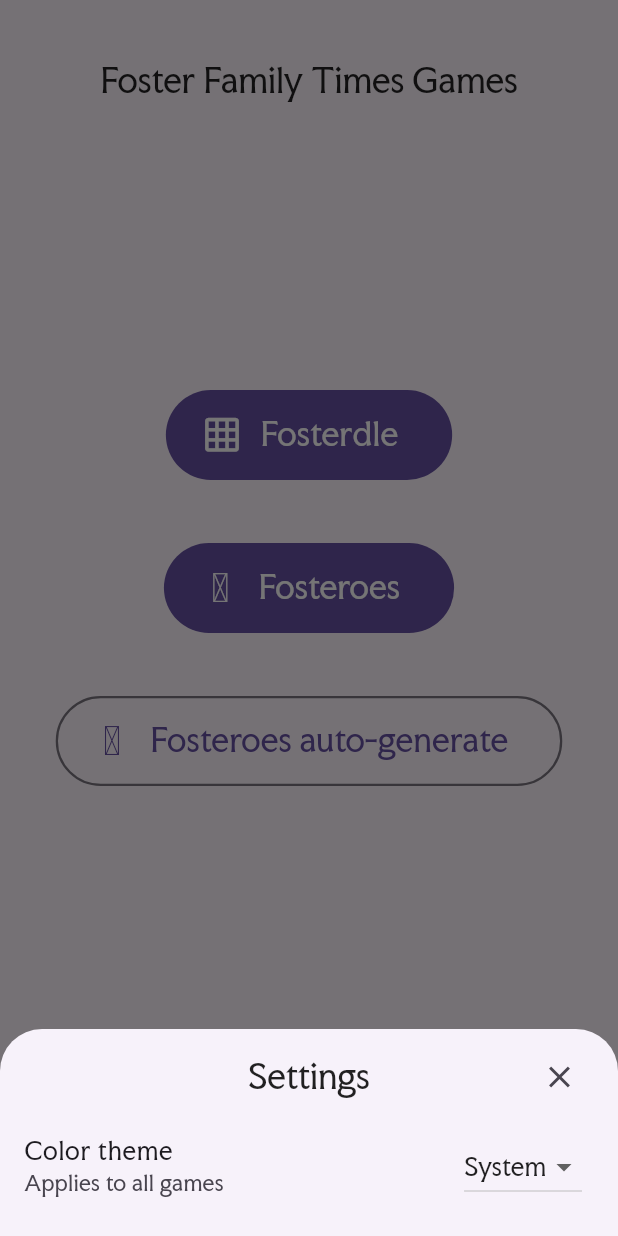
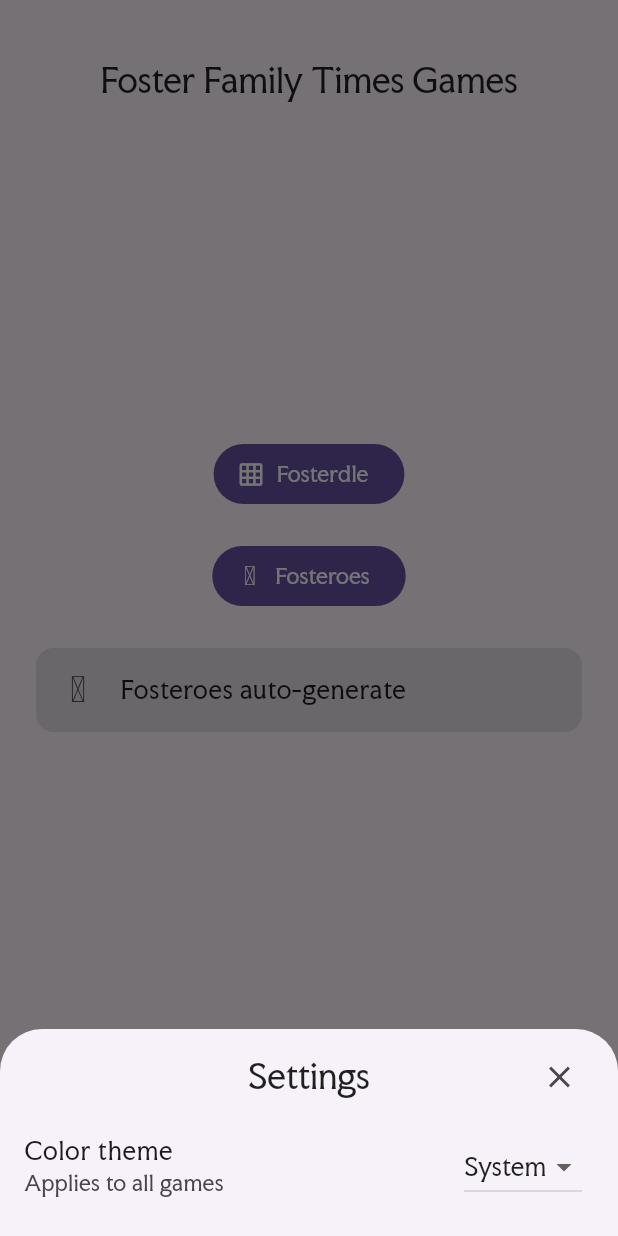
Before and after one commit to josh2112/fft_games, a Flutter app: the screen it shows after launch, after a tap on "Settings", on a phone screen of 412 x 824 dp. Run offline on Flutter 3.47's test engine with Material 3 defaults, Android fonts, the phone set to English and light mode, and no system bars; our stand-ins replace confetti, go_router, material_symbols_icons, shared_preferences; missing offline and left inert: defer_pointer, svg_path_parser; project files that could hold a hidden picture were left out.

Commit message:
Working on new card design fro main menu

```diff
--- a/lib/main_menu/main_menu_page.dart
+++ b/lib/main_menu/main_menu_page.dart
@@ -18,10 +18,8 @@ class MainMenuPage extends StatefulWidget {
 class _MainMenuPageState extends State<MainMenuPage> {
   static const isRunningWithWasm = bool.fromEnvironment('dart.tool.dart2wasm');
 
-  // , icon:
   @override
-  Widget build(BuildContext context) {
-    return Scaffold(
+  Widget build(BuildContext context) => Scaffold(
     body: Center(
       child: Padding(
         padding: EdgeInsets.only(top: 40, bottom: 20, left: 20, right: 20),
@@ -32,7 +30,7 @@ class _MainMenuPageState extends State<MainMenuPage> {
             Text('Foster Family Times Games', style: TextTheme.of(context).titleLarge, textAlign: TextAlign.center),
             Expanded(
               child: Transform.scale(
-                  scale: 1.5,
+                scale: 1,
                 child: Column(
                   mainAxisAlignment: MainAxisAlignment.center,
                   spacing: 20,
@@ -47,13 +45,24 @@ class _MainMenuPageState extends State<MainMenuPage> {
                       label: Text('Fosteroes'),
                       icon: Icon(Symbols.background_dot_large),
                     ),
-                      OutlinedButton.icon(
+                    /*OutlinedButton.icon(
                       onPressed: () => context.go(
                         '/fosteroes',
                         extra: fosteroes.PlayPageParams(PuzzleType.autogen, fosteroes.PuzzleDifficulty.easy),
                       ),
                       label: Text('Fosteroes auto-generate'),
                       icon: Icon(Symbols.background_dot_large),
+                    ),*/
+                    Card.filled(
+                      clipBehavior: Clip.hardEdge,
+                      child: ListTile(
+                        leading: Icon(Symbols.background_dot_large),
+                        title: Text('Fosteroes auto-generate'),
+                        onTap: () => context.go(
+                          '/fosteroes',
+                          extra: fosteroes.PlayPageParams(PuzzleType.autogen, fosteroes.PuzzleDifficulty.easy),
+                        ),
+                      ),
                     ),
                   ],
                 ),
@@ -83,4 +92,3 @@ class _MainMenuPageState extends State<MainMenuPage> {
     ),
   );
 }
-}
--- a/lib/utils/consts.dart
+++ b/lib/utils/consts.dart
@@ -1,2 +1,2 @@
-const String version = "1.1";
+const String version = "1.1.2";
 const int dbVersion = 1;
--- a/pubspec.yaml
+++ b/pubspec.yaml
@@ -2,7 +2,7 @@ name: fft_games
 description: "A suite of games similar to NYT."
 publish_to: "none"
 
-version: 1.1.0+5
+version: 1.1.2+6
 
 environment:
     sdk: ^3.9.0
```
Lines whose indentation alone changed are shown as unchanged.
